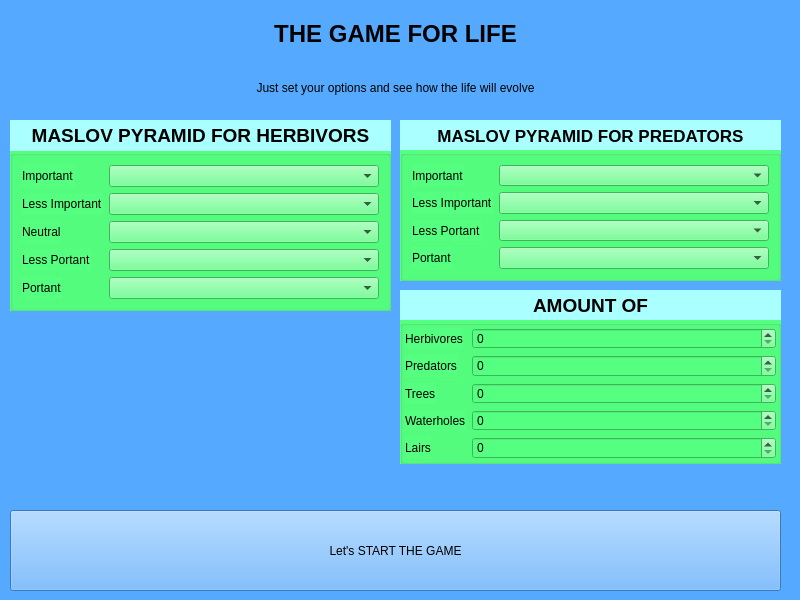
First picture: the form in src/init/init_ui.ui, repository m9rc1n/life, before the edit.
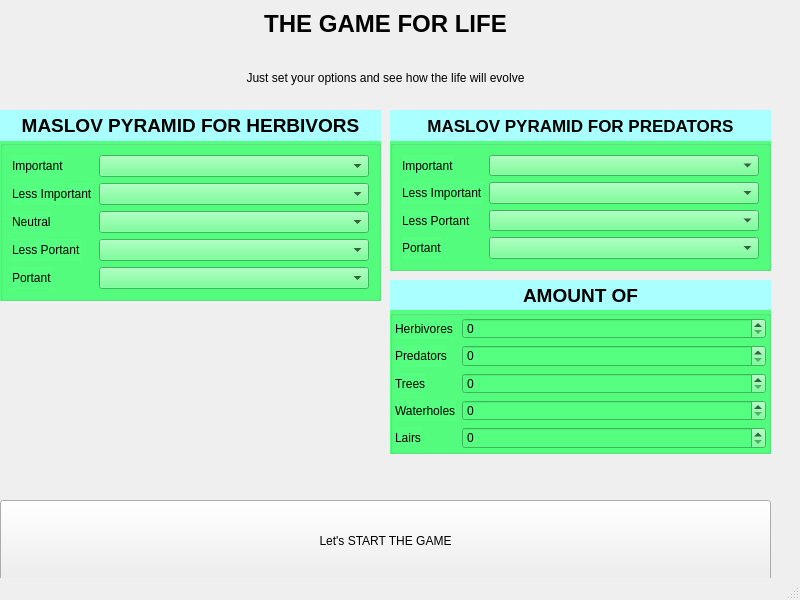
Second picture: the form after the edit.

```diff
--- a/src/init/init_ui.ui
+++ b/src/init/init_ui.ui
@@ -1,7 +1,7 @@
 <?xml version="1.0" encoding="UTF-8"?>
 <ui version="4.0">
  <class>Init_UI</class>
- <widget class="QWidget" name="Init_UI">
+ <widget class="QMainWindow" name="Init_UI">
   <property name="geometry">
    <rect>
     <x>0</x>
@@ -13,14 +13,12 @@
   <property name="windowTitle">
    <string>Form</string>
   </property>
-  <property name="styleSheet">
-   <string notr="true">background-color: rgb(85, 170, 255);</string>
-  </property>
+  <widget class="QWidget" name="centralwidget">
   <widget class="QWidget" name="verticalLayoutWidget">
    <property name="geometry">
     <rect>
-     <x>10</x>
-     <y>10</y>
+      <x>0</x>
+      <y>0</y>
      <width>771</width>
      <height>101</height>
     </rect>
@@ -56,31 +54,32 @@
     </item>
    </layout>
   </widget>
-  <widget class="QWidget" name="verticalLayoutWidget_3">
+   <widget class="QWidget" name="verticalLayoutWidget_4">
    <property name="geometry">
     <rect>
-     <x>400</x>
-     <y>120</y>
+      <x>390</x>
+      <y>280</y>
      <width>381</width>
      <height>31</height>
     </rect>
    </property>
-   <layout class="QVBoxLayout" name="verticalLayout_3">
+    <layout class="QVBoxLayout" name="verticalLayout_4">
     <item>
-     <widget class="QLabel" name="label_24">
+      <widget class="QLabel" name="label_25">
       <property name="font">
        <font>
         <family>Cantarell</family>
-        <pointsize>13</pointsize>
+         <pointsize>14</pointsize>
         <weight>75</weight>
         <bold>true</bold>
        </font>
       </property>
       <property name="styleSheet">
-       <string notr="true">background-color: rgb(170, 255, 255);</string>
+        <string notr="true">border-color: rgb(0, 0, 0);
+background-color: rgb(170, 255, 255);</string>
       </property>
       <property name="text">
-       <string>MASLOV PYRAMID FOR PREDATORS</string>
+        <string>AMOUNT OF</string>
       </property>
       <property name="alignment">
        <set>Qt::AlignCenter</set>
@@ -89,11 +88,81 @@
     </item>
    </layout>
   </widget>
+   <widget class="QGroupBox" name="formGroupBox_3">
+    <property name="geometry">
+     <rect>
+      <x>0</x>
+      <y>140</y>
+      <width>381</width>
+      <height>161</height>
+     </rect>
+    </property>
+    <property name="styleSheet">
+     <string notr="true">background-color: rgb(85, 255, 127);
+selection-color: rgb(170, 0, 0);
+selection-background-color: rgb(255, 170, 127);</string>
+    </property>
+    <layout class="QFormLayout" name="formLayout_2">
+     <property name="fieldGrowthPolicy">
+      <enum>QFormLayout::AllNonFixedFieldsGrow</enum>
+     </property>
+     <item row="0" column="0">
+      <widget class="QLabel" name="label_13">
+       <property name="text">
+        <string>Important</string>
+       </property>
+      </widget>
+     </item>
+     <item row="0" column="1">
+      <widget class="QComboBox" name="comboBox_0"/>
+     </item>
+     <item row="1" column="0">
+      <widget class="QLabel" name="label_14">
+       <property name="text">
+        <string>Less Important</string>
+       </property>
+      </widget>
+     </item>
+     <item row="1" column="1">
+      <widget class="QComboBox" name="comboBox_1"/>
+     </item>
+     <item row="2" column="0">
+      <widget class="QLabel" name="label_15">
+       <property name="text">
+        <string>Neutral</string>
+       </property>
+      </widget>
+     </item>
+     <item row="2" column="1">
+      <widget class="QComboBox" name="comboBox_2"/>
+     </item>
+     <item row="3" column="0">
+      <widget class="QLabel" name="label_16">
+       <property name="text">
+        <string>Less Portant</string>
+       </property>
+      </widget>
+     </item>
+     <item row="3" column="1">
+      <widget class="QComboBox" name="comboBox_3"/>
+     </item>
+     <item row="4" column="0">
+      <widget class="QLabel" name="label_17">
+       <property name="text">
+        <string>Portant</string>
+       </property>
+      </widget>
+     </item>
+     <item row="4" column="1">
+      <widget class="QComboBox" name="comboBox_4"/>
+     </item>
+    </layout>
+   </widget>
   <widget class="QGroupBox" name="formGroupBox_4">
    <property name="geometry">
     <rect>
-     <x>400</x>
-     <y>150</y>
+      <x>390</x>
+      <y>140</y>
      <width>381</width>
      <height>131</height>
     </rect>
@@ -149,45 +218,11 @@
     </item>
    </layout>
   </widget>
-  <widget class="QWidget" name="verticalLayoutWidget_4">
-   <property name="geometry">
-    <rect>
-     <x>400</x>
-     <y>290</y>
-     <width>381</width>
-     <height>31</height>
-    </rect>
-   </property>
-   <layout class="QVBoxLayout" name="verticalLayout_4">
-    <item>
-     <widget class="QLabel" name="label_25">
-      <property name="font">
-       <font>
-        <family>Cantarell</family>
-        <pointsize>14</pointsize>
-        <weight>75</weight>
-        <bold>true</bold>
-       </font>
-      </property>
-      <property name="styleSheet">
-       <string notr="true">border-color: rgb(0, 0, 0);
-background-color: rgb(170, 255, 255);</string>
-      </property>
-      <property name="text">
-       <string>AMOUNT OF</string>
-      </property>
-      <property name="alignment">
-       <set>Qt::AlignCenter</set>
-      </property>
-     </widget>
-    </item>
-   </layout>
-  </widget>
   <widget class="QGroupBox" name="formGroupBox">
    <property name="geometry">
     <rect>
-     <x>400</x>
-     <y>320</y>
+      <x>390</x>
+      <y>310</y>
      <width>381</width>
      <height>144</height>
     </rect>
@@ -262,92 +297,22 @@
     </item>
    </layout>
   </widget>
-  <widget class="QGroupBox" name="formGroupBox_3">
+   <widget class="QWidget" name="verticalLayoutWidget_3">
    <property name="geometry">
     <rect>
-     <x>10</x>
-     <y>150</y>
-     <width>381</width>
-     <height>161</height>
-    </rect>
-   </property>
-   <property name="styleSheet">
-    <string notr="true">background-color: rgb(85, 255, 127);
-selection-color: rgb(170, 0, 0);
-selection-background-color: rgb(255, 170, 127);</string>
-   </property>
-   <layout class="QFormLayout" name="formLayout_2">
-    <property name="fieldGrowthPolicy">
-     <enum>QFormLayout::AllNonFixedFieldsGrow</enum>
-    </property>
-    <item row="0" column="0">
-     <widget class="QLabel" name="label_13">
-      <property name="text">
-       <string>Important</string>
-      </property>
-     </widget>
-    </item>
-    <item row="0" column="1">
-     <widget class="QComboBox" name="comboBox_0"/>
-    </item>
-    <item row="1" column="0">
-     <widget class="QLabel" name="label_14">
-      <property name="text">
-       <string>Less Important</string>
-      </property>
-     </widget>
-    </item>
-    <item row="1" column="1">
-     <widget class="QComboBox" name="comboBox_1"/>
-    </item>
-    <item row="2" column="0">
-     <widget class="QLabel" name="label_15">
-      <property name="text">
-       <string>Neutral</string>
-      </property>
-     </widget>
-    </item>
-    <item row="2" column="1">
-     <widget class="QComboBox" name="comboBox_2"/>
-    </item>
-    <item row="3" column="0">
-     <widget class="QLabel" name="label_16">
-      <property name="text">
-       <string>Less Portant</string>
-      </property>
-     </widget>
-    </item>
-    <item row="3" column="1">
-     <widget class="QComboBox" name="comboBox_3"/>
-    </item>
-    <item row="4" column="0">
-     <widget class="QLabel" name="label_17">
-      <property name="text">
-       <string>Portant</string>
-      </property>
-     </widget>
-    </item>
-    <item row="4" column="1">
-     <widget class="QComboBox" name="comboBox_4"/>
-    </item>
-   </layout>
-  </widget>
-  <widget class="QWidget" name="verticalLayoutWidget_2">
-   <property name="geometry">
-    <rect>
-     <x>10</x>
-     <y>120</y>
+      <x>390</x>
+      <y>110</y>
      <width>381</width>
      <height>31</height>
     </rect>
    </property>
-   <layout class="QVBoxLayout" name="verticalLayout_2">
+    <layout class="QVBoxLayout" name="verticalLayout_3">
     <item>
-     <widget class="QLabel" name="label_23">
+      <widget class="QLabel" name="label_24">
       <property name="font">
        <font>
         <family>Cantarell</family>
-        <pointsize>14</pointsize>
+         <pointsize>13</pointsize>
         <weight>75</weight>
         <bold>true</bold>
        </font>
@@ -356,7 +321,7 @@
        <string notr="true">background-color: rgb(170, 255, 255);</string>
       </property>
       <property name="text">
-       <string>MASLOV PYRAMID FOR HERBIVORS</string>
+        <string>MASLOV PYRAMID FOR PREDATORS</string>
       </property>
       <property name="alignment">
        <set>Qt::AlignCenter</set>
@@ -368,8 +333,8 @@
   <widget class="QWidget" name="gridLayoutWidget">
    <property name="geometry">
     <rect>
-     <x>10</x>
-     <y>510</y>
+      <x>0</x>
+      <y>500</y>
      <width>771</width>
      <height>81</height>
     </rect>
@@ -390,6 +355,51 @@
     </item>
    </layout>
   </widget>
+   <widget class="QWidget" name="verticalLayoutWidget_2">
+    <property name="geometry">
+     <rect>
+      <x>0</x>
+      <y>110</y>
+      <width>381</width>
+      <height>31</height>
+     </rect>
+    </property>
+    <layout class="QVBoxLayout" name="verticalLayout_2">
+     <item>
+      <widget class="QLabel" name="label_23">
+       <property name="font">
+        <font>
+         <family>Cantarell</family>
+         <pointsize>14</pointsize>
+         <weight>75</weight>
+         <bold>true</bold>
+        </font>
+       </property>
+       <property name="styleSheet">
+        <string notr="true">background-color: rgb(170, 255, 255);</string>
+       </property>
+       <property name="text">
+        <string>MASLOV PYRAMID FOR HERBIVORS</string>
+       </property>
+       <property name="alignment">
+        <set>Qt::AlignCenter</set>
+       </property>
+      </widget>
+     </item>
+    </layout>
+   </widget>
+  </widget>
+  <widget class="QMenuBar" name="menubar">
+   <property name="geometry">
+    <rect>
+     <x>0</x>
+     <y>0</y>
+     <width>800</width>
+     <height>23</height>
+    </rect>
+   </property>
+  </widget>
+  <widget class="QStatusBar" name="statusbar"/>
  </widget>
  <resources/>
  <connections/>
```
Left out of the diff: 2 changed lines with no effect on the pictures. Lines whose indentation alone changed are shown as unchanged.
